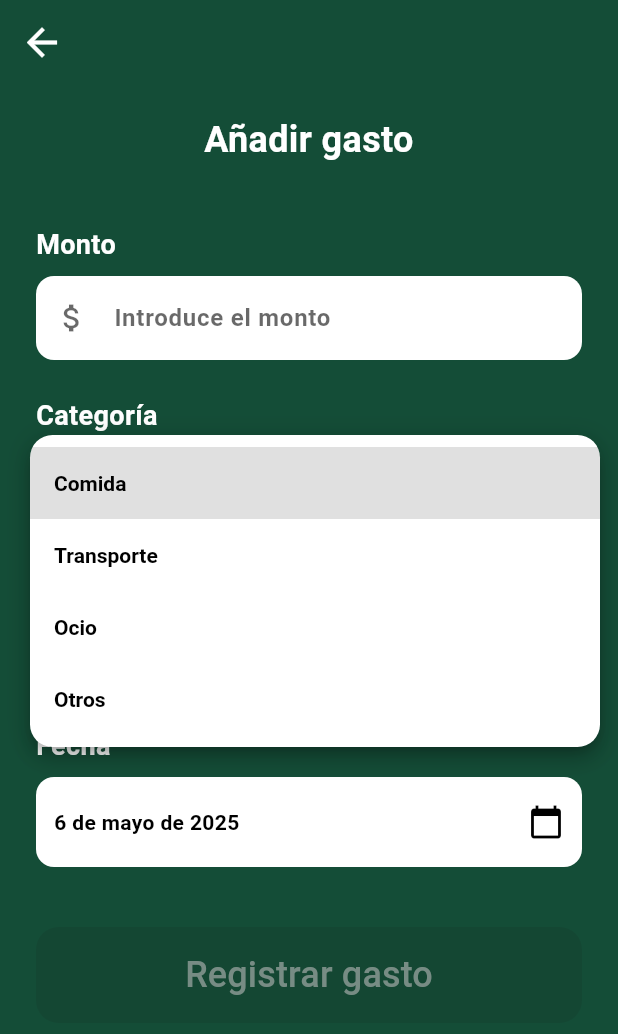
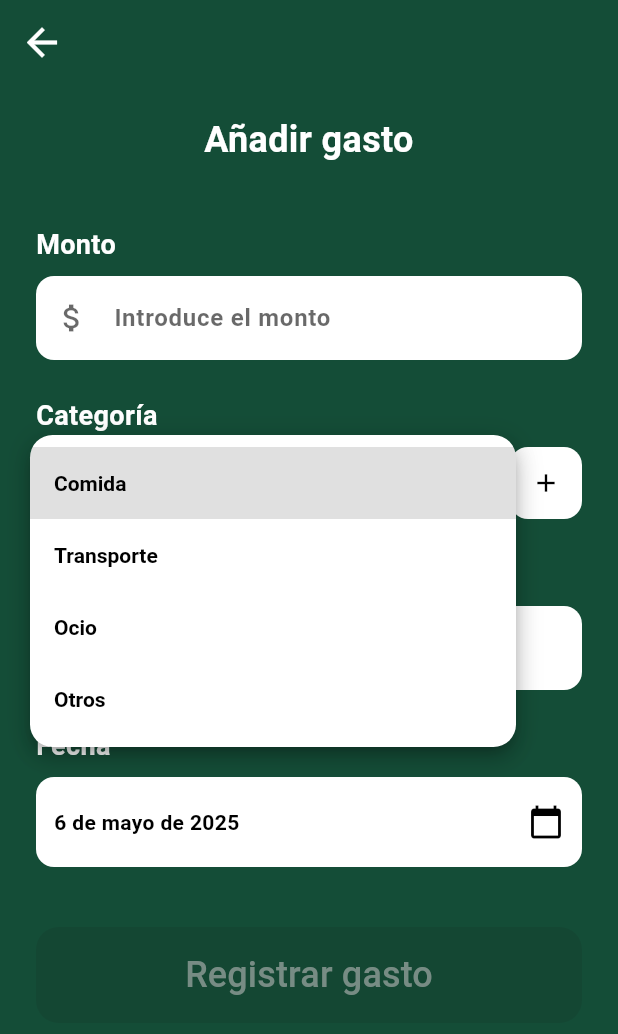
Before and after one commit to kevinD14/Zave, a Flutter app: the AddExpensePage screen opened directly, after a tap on "Selecciona una categoría", on a phone screen of 412 x 824 dp. Shown: the top 1034 px of the screen. Run offline on Flutter 3.47's test engine with Material 3 defaults, Android fonts, the phone set to English and light mode, and no system bars; our stand-ins replace animated_text_kit, fl_chart, flutter_svg, shared_preferences, sqflite; accounts and stored records are empty.

Commit message:
added category button in form

```diff
--- a/lib/presentation/screens/options/categories/edit_categories_screen.dart
+++ b/lib/presentation/screens/options/categories/edit_categories_screen.dart
@@ -1,5 +1,6 @@
 import 'package:flutter/material.dart';
 import 'package:myapp/utils/db/db_category.dart';
+import 'package:myapp/utils/config/event_bus.dart';
 
 class EditCategoriesPage extends StatefulWidget {
   const EditCategoriesPage({super.key});
@@ -36,6 +37,7 @@ class _EditCategoriesPageState extends State<EditCategoriesPage> {
     if (newCategory.isNotEmpty &&
         !categories[selectedType]!.contains(newCategory)) {
       await CategoryDatabase.instance.insertCategory(newCategory, selectedType);
+      EventBus().notifyCategoriesUpdated();
       setState(() {
         categories[selectedType]!.add(newCategory);
         _controller.clear();
--- a/lib/presentation/screens/transactions/expense/subtract_funds_screen.dart
+++ b/lib/presentation/screens/transactions/expense/subtract_funds_screen.dart
@@ -1,3 +1,4 @@
+import 'dart:async';
 import 'package:flutter/material.dart';
 import 'package:flutter/services.dart';
 import 'package:intl/intl.dart';
@@ -9,6 +10,7 @@ import 'package:myapp/utils/config/format_dates.dart';
 import 'package:myapp/utils/widgets/build_label.dart';
 import 'package:myapp/presentation/screens/transactions/expense/subtract_confirmation_page.dart';
 import 'package:myapp/presentation/screens/transactions/funds_rejected_page.dart';
+import 'package:myapp/presentation/screens/options/categories/edit_categories_screen.dart';
 
 class AddExpensePage extends StatefulWidget {
   const AddExpensePage({super.key});
@@ -20,6 +22,7 @@ class AddExpensePage extends StatefulWidget {
 class _AddExpensePageState extends State<AddExpensePage> {
   final TextEditingController _amountController = TextEditingController();
   final TextEditingController _descriptionController = TextEditingController();
+  StreamSubscription? _categorySubscription;
   String? _selectedCategory;
   DateTime _selectedDate = DateTime.now();
   bool _isButtonEnabled = false;
@@ -31,6 +34,9 @@ class _AddExpensePageState extends State<AddExpensePage> {
     super.initState();
     _amountController.addListener(_updateButtonState);
     _loadCategories();
+    _categorySubscription = EventBus().onCategoriesUpdated.listen((event) {
+      _loadCategories();
+    });
   }
 
   Future<void> _loadCategories() async {
@@ -72,6 +78,7 @@ class _AddExpensePageState extends State<AddExpensePage> {
   void dispose() {
     _amountController.dispose();
     _descriptionController.dispose();
+    _categorySubscription?.cancel();
     super.dispose();
   }
 
@@ -193,7 +200,10 @@ class _AddExpensePageState extends State<AddExpensePage> {
   }
 
   Widget _buildCategoryDropdown() {
-    return Container(
+    return Row(
+      children: [
+        Expanded(
+          child: Container(
             padding: const EdgeInsets.symmetric(horizontal: 12),
             decoration: BoxDecoration(
               color: Theme.of(context).colorScheme.secondary,
@@ -218,8 +228,7 @@ class _AddExpensePageState extends State<AddExpensePage> {
                 color: Theme.of(context).textTheme.bodyLarge?.color,
                 fontWeight: FontWeight.bold,
               ),
-        items:
-            _categories.map((category) {
+              items: _categories.map((category) {
                 return DropdownMenuItem(value: category, child: Text(category));
               }).toList(),
               onChanged: (value) {
@@ -228,6 +237,28 @@ class _AddExpensePageState extends State<AddExpensePage> {
                 });
               },
             ),
+          ),
+        ),
+        const SizedBox(width: 8),
+        Container(
+          decoration: BoxDecoration(
+            color: Theme.of(context).colorScheme.secondary,
+            borderRadius: BorderRadius.circular(12),
+          ),
+          child: IconButton(
+            icon: Icon(Icons.add, size: 20, color: Theme.of(context).textTheme.bodyLarge?.color,),
+            padding: EdgeInsets.zero,
+            splashColor: Colors.transparent,
+            highlightColor: Colors.transparent,
+            onPressed: () {
+              Navigator.push(
+                context,
+                MaterialPageRoute(builder: (context) => EditCategoriesPage()),
+              );
+            },
+          ),
+        ),
+      ],
     );
   }
 
--- a/lib/utils/config/event_bus.dart
+++ b/lib/utils/config/event_bus.dart
@@ -6,6 +6,10 @@ class TransactionsUpdatedEvent {
 
 class UsernameUpdatedEvent {
   const UsernameUpdatedEvent();
+}
+
+class CategoriesUpdatedEvent {
+  const CategoriesUpdatedEvent();
 }
 
 class EventBus {
@@ -17,11 +21,15 @@ class EventBus {
       StreamController<TransactionsUpdatedEvent>.broadcast();
   final _usernameUpdatedController =
       StreamController<UsernameUpdatedEvent>.broadcast();
+  final _categoriesUpdatedController =
+    StreamController<CategoriesUpdatedEvent>.broadcast();
 
   Stream<TransactionsUpdatedEvent> get onTransactionsUpdated =>
       _transactionsUpdatedController.stream;
   Stream<UsernameUpdatedEvent> get onUsernameUpdated =>
       _usernameUpdatedController.stream;
+  Stream<CategoriesUpdatedEvent> get onCategoriesUpdated =>
+    _categoriesUpdatedController.stream;
 
   void notifyTransactionsUpdated() {
     _transactionsUpdatedController.add(const TransactionsUpdatedEvent());
@@ -31,8 +39,13 @@ class EventBus {
     _usernameUpdatedController.add(const UsernameUpdatedEvent());
   }
 
+  void notifyCategoriesUpdated() {
+    _categoriesUpdatedController.add(const CategoriesUpdatedEvent());
+  }
+
   void dispose() {
     _transactionsUpdatedController.close();
     _usernameUpdatedController.close();
+    _categoriesUpdatedController.close();
   }
 }
--- a/pubspec.yaml
+++ b/pubspec.yaml
@@ -2,7 +2,7 @@ name: myapp
 description: "A new Flutter project."
 publish_to: 'none'
 
-version: 1.0.3+1
+version: 1.0.4+1
 
 environment:
   sdk: ^3.8.0-278.1.beta
```
Also changed, not shown: lib/presentation/screens/options/Settings/settings_screen.dart (+7 -4 lines), lib/presentation/screens/transactions/income/add_funds_screen.dart (+34 -3 lines), lib/presentation/screens/transactions_all/details/edit_transaction_screen.dart (+43 -5 lines). Lines whose indentation alone changed are shown as unchanged.
